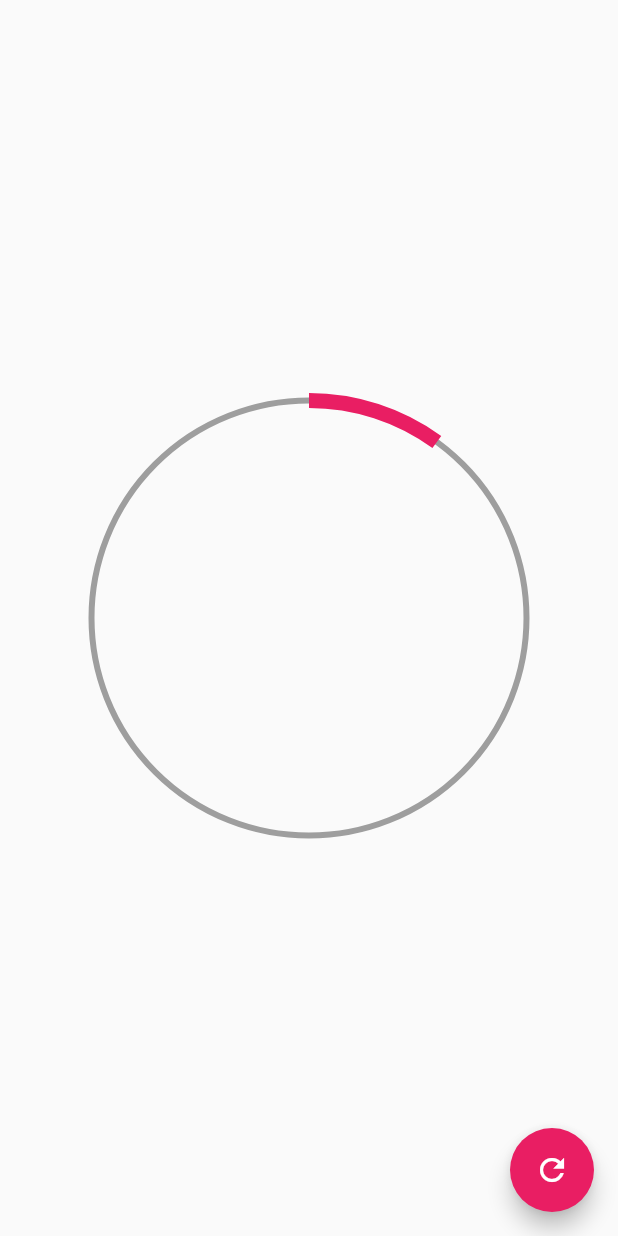
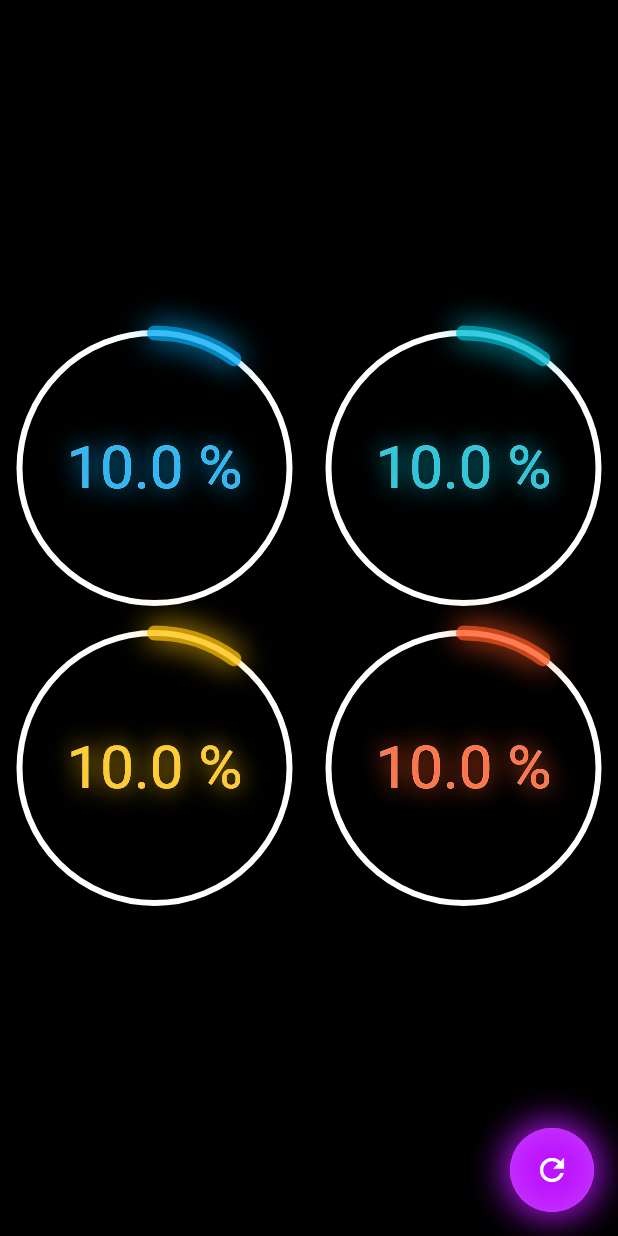
Before and after one commit to redemtiom/flutter_designs, a Flutter app: the screen it shows after launch, after a tap on the "refresh" icon, on a phone screen of 412 x 824 dp. Run offline on Flutter 3.47's test engine with Material 2 defaults, Android fonts, the phone set to English and light mode, and no system bars.

Commit message:
added neon effects and second arc to paint shadows

```diff
--- a/lib/main.dart
+++ b/lib/main.dart
@@ -1,6 +1,6 @@
 //import 'package:disenos_app/src/pages/animaciones_page.dart';
-import 'package:disenos_app/src/pages/circular_progress_page.dart';
 //import 'package:disenos_app/src/retos/cuadrado_animado_reto.dart';
+import 'package:disenos_app/src/pages/graficas_circulares_page.dart';
 import 'package:flutter/material.dart';
 
 //import 'package:disenos_app/src/pages/headers_page.dart';
@@ -20,7 +20,7 @@ class MyApp extends StatelessWidget {
       theme: ThemeData(
         primarySwatch: Colors.blue,
       ),
-      home: const CircularProgressPage(),
+      home: const GraficasCircularesPage(),
     );
   }
 }
--- /dev/null
+++ b/lib/src/pages/graficas_circulares_page.dart
@@ -0,0 +1,116 @@
+import 'package:disenos_app/src/widgets/neon_text.dart';
+import 'package:disenos_app/src/widgets/radial_progress.dart';
+import 'package:flutter/material.dart';
+
+class GraficasCircularesPage extends StatefulWidget {
+  const GraficasCircularesPage({Key? key}) : super(key: key);
+
+  @override
+  State<GraficasCircularesPage> createState() => _GraficasCircularesPageState();
+}
+
+class _GraficasCircularesPageState extends State<GraficasCircularesPage> {
+  double porcentaje = 0;
+
+  @override
+  Widget build(BuildContext context) {
+    return Scaffold(
+      backgroundColor: Colors.black,
+      floatingActionButton: FloatingActionButton(
+        child: Container(
+          width: double.infinity,
+          height: double.infinity,
+          decoration: BoxDecoration(
+              color: Color(0xFFbc13fe).withOpacity(0.78),
+              shape: BoxShape.circle,
+              boxShadow: [
+                BoxShadow(
+                    color: Color(0xFFbc13fe),
+                    offset: Offset(0, 0),
+                    blurRadius: 20,
+                    spreadRadius: 3)
+              ]),
+          child: Icon(Icons.refresh),
+        ),
+        backgroundColor: Colors.white,
+        onPressed: () {
+          setState(() {
+            porcentaje += 10;
+            if (porcentaje > 100) {
+              porcentaje = 0;
+            }
+          });
+        },
+      ),
+      body: Column(
+        mainAxisAlignment: MainAxisAlignment.center,
+        children: [
+          Row(
+            mainAxisAlignment: MainAxisAlignment.spaceAround,
+            children: [
+              Stack(
+                alignment: Alignment.center,
+                children: [
+                  CustomRadialProgress(porcentaje: porcentaje, color: Colors.lightBlue,),
+                  NeonText(message: porcentaje.toString(), color: Colors.lightBlue,),
+                ],
+              ),
+              Stack(
+                alignment: Alignment.center,
+                children: [
+                  CustomRadialProgress(porcentaje: porcentaje, color: Colors.cyan,),
+                  NeonText(message: porcentaje.toString(), color: Colors.cyan,),
+                ],
+              ),
+            ],
+          ),
+          Row(
+            mainAxisAlignment: MainAxisAlignment.spaceAround,
+            children: [
+              Stack(
+                alignment: Alignment.center,
+                children: [
+                  CustomRadialProgress(porcentaje: porcentaje, color: Colors.amber,),
+                  NeonText(message: porcentaje.toString(), color: Colors.amber,),
+                ],
+              ),
+              Stack(
+                alignment: Alignment.center,
+                children: [
+                  CustomRadialProgress(porcentaje: porcentaje, color: Colors.deepOrange,),
+                  NeonText(message: porcentaje.toString(), color: Colors.deepOrange,),
+                ],
+              ),
+            ],
+          ),
+        ],
+      ),
+    );
+  }
+}
+
+class CustomRadialProgress extends StatelessWidget {
+  final Color color;
+  const CustomRadialProgress({
+    Key? key,
+    required this.color,
+    required this.porcentaje,
+  }) : super(key: key);
+
+  final double porcentaje;
+
+  @override
+  Widget build(BuildContext context) {
+    return Container(
+      width: 200,
+      height: 200,
+      child: RadialProgress(
+        porcentaje: porcentaje,
+        colorPrimario: color,
+        colorSecundario: Colors.white,
+        grosorSecundario: 10,
+        grosorPrimario: 4,
+      ),
+    );
+  }
+}
--- /dev/null
+++ b/lib/src/widgets/neon_text.dart
@@ -0,0 +1,38 @@
+import 'package:flutter/material.dart';
+
+class NeonText extends StatelessWidget {
+  final String message;
+  final Color color;
+  const NeonText({Key? key, required this.message, this.color = Colors.amber}) : super(key: key);
+
+  @override
+  Widget build(BuildContext context) {
+    return Stack(
+      alignment: Alignment.center,
+      children: [
+        Text(
+          '$message %',
+          style: TextStyle(
+              color: Colors.white, fontSize: 40.0, fontWeight: FontWeight.w400),
+        ),
+        Text(
+          '$message %',
+          style: TextStyle(
+            fontSize: 40.0,
+            fontWeight: FontWeight.w400,
+            shadows: [
+              BoxShadow(
+                color: color,
+                offset: Offset.zero,
+                blurRadius: 20.0,
+                spreadRadius: 3.0,
+                blurStyle: BlurStyle.outer
+              ),
+            ],
+            color: color.withOpacity(0.78),
+          ),
+        ),
+      ],
+    );
+  }
+}
--- /dev/null
+++ b/lib/src/widgets/radial_progress.dart
@@ -0,0 +1,138 @@
+import 'dart:math';
+
+import 'package:flutter/material.dart';
+
+class RadialProgress extends StatefulWidget {
+  final double porcentaje;
+  final Color colorPrimario;
+  final Color colorSecundario;
+  final double grosorPrimario;
+  final double grosorSecundario;
+
+  const RadialProgress(
+      {Key? key,
+      required this.porcentaje,
+      this.colorPrimario = Colors.blue,
+      this.colorSecundario = Colors.grey,
+      this.grosorPrimario = 10,
+      this.grosorSecundario = 4})
+      : super(key: key);
+
+  @override
+  State<RadialProgress> createState() => _RadialProgressState();
+}
+
+class _RadialProgressState extends State<RadialProgress>
+    with SingleTickerProviderStateMixin {
+  late AnimationController controller;
+  late double porcentajeAnterior;
+
+  @override
+  void initState() {
+    porcentajeAnterior = widget.porcentaje;
+    controller = AnimationController(
+        vsync: this, duration: const Duration(milliseconds: 200));
+
+    super.initState();
+  }
+
+  @override
+  void dispose() {
+    controller.dispose();
+    super.dispose();
+  }
+
+  @override
+  Widget build(BuildContext context) {
+    controller.forward(from: 0.0);
+
+    final diferenciaAnimar = widget.porcentaje - porcentajeAnterior;
+    porcentajeAnterior = widget.porcentaje;
+
+    return AnimatedBuilder(
+        animation: controller,
+        builder: (BuildContext context, child) {
+          return Container(
+            width: double.infinity,
+            height: double.infinity,
+            padding: const EdgeInsets.all(10),
+            child: CustomPaint(
+              painter: _MiRadialProgress(
+                (widget.porcentaje - diferenciaAnimar) +
+                    (diferenciaAnimar * controller.value),
+                widget.colorPrimario,
+                widget.colorSecundario,
+                widget.grosorPrimario,
+                widget.grosorSecundario,
+              ),
+            ),
+          );
+        });
+  }
+}
+
+class _MiRadialProgress extends CustomPainter {
+  final double porcentaje;
+  final Color colorPrimario;
+  final Color colorSecundario;
+  final double grosorPrimario;
+  final double grosorSecundario;
+
+  _MiRadialProgress(this.porcentaje, this.colorPrimario, this.colorSecundario,
+      this.grosorPrimario, this.grosorSecundario);
+
+  @override
+  void paint(Canvas canvas, Size size) {
+    //** Circulo completado
+    final paint = Paint()
+      ..strokeWidth = grosorPrimario
+      ..color = colorSecundario
+      ..style = PaintingStyle.stroke
+      ..strokeCap = StrokeCap.round;
+
+    final Offset center = Offset(size.width * 0.5, size.width / 2);
+
+    final double radius = min(size.width * 0.5, size.width * 0.5);
+
+    canvas.drawCircle(center, radius, paint);
+
+    //* arco
+    double arcAngle = 2 * pi * (porcentaje / 100);
+
+    final paintArco = Paint()
+      ..strokeWidth = grosorSecundario
+      ..color = colorPrimario.withOpacity(0.78)
+      ..style = PaintingStyle.stroke
+      ..strokeCap = StrokeCap.round;
+
+    //* arco glow
+    final arcGlow = Paint()
+      ..strokeWidth = grosorSecundario
+      ..color = colorPrimario
+      ..style = PaintingStyle.stroke
+      ..strokeCap = StrokeCap.round
+      ..maskFilter = const MaskFilter.blur(BlurStyle.outer, 10.0);
+
+    //canvas.drawShadow(Path()..addArc(Rect.fromCircle(center: center, radius: radius), -pi / 2, arcAngle), colorPrimario, 1.0, true);
+    //canvas.drawColor(color, BlendMode.luminosity);
+
+    canvas.drawArc(
+      Rect.fromCircle(center: center, radius: radius),
+      -pi / 2,
+      arcAngle,
+      false,
+      arcGlow,
+    );
+
+    canvas.drawArc(
+      Rect.fromCircle(center: center, radius: radius),
+      -pi / 2,
+      arcAngle,
+      false,
+      paintArco,
+    );
+  }
+
+  @override
+  bool shouldRepaint(covariant CustomPainter oldDelegate) => true;
+}
```
Also changed, not shown: lib/src/labs/circular_progress_page.dart (renamed from lib/src/pages/circular_progress_page.dart).
